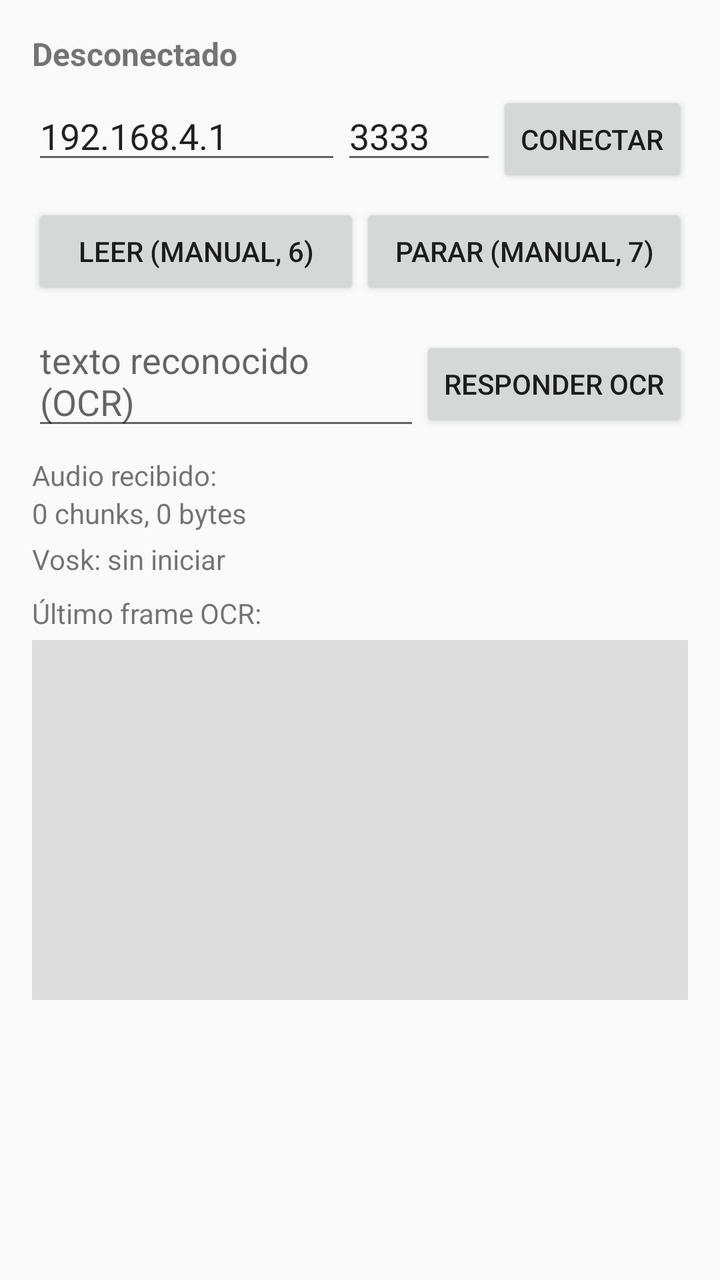
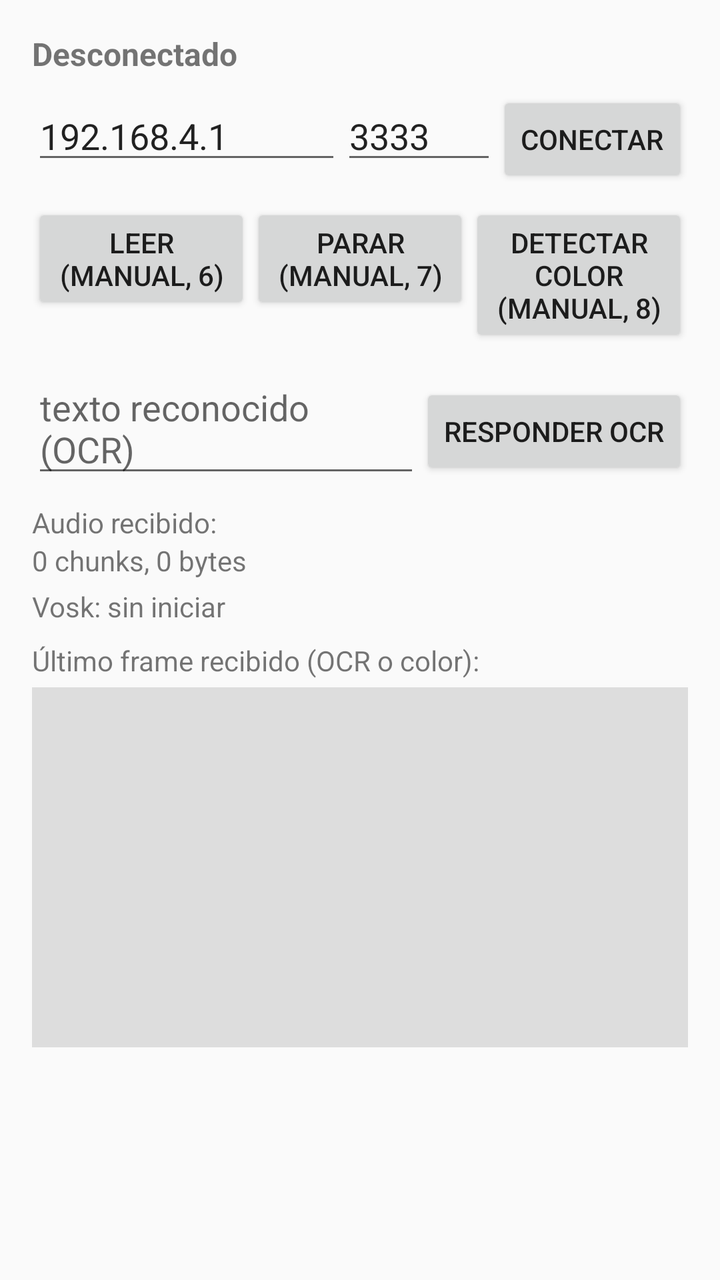

Two renders of the same Android screen: before a commit and after it. Below are the layout's source before the change and the commit's diff.
<!-- AndroidManifest.xml: application theme android:Theme.Material.Light -->
<!-- res/layout/activity_main.xml -->
<?xml version="1.0" encoding="utf-8"?>
<LinearLayout xmlns:android="http://schemas.android.com/apk/res/android"
    android:layout_width="match_parent"
    android:layout_height="match_parent"
    android:orientation="vertical"
    android:padding="16dp">

    <TextView
        android:id="@+id/statusText"
        android:layout_width="match_parent"
        android:layout_height="wrap_content"
        android:text="Desconectado"
        android:textStyle="bold"
        android:textSize="16sp" />

    <LinearLayout
        android:layout_width="match_parent"
        android:layout_height="wrap_content"
        android:orientation="horizontal"
        android:layout_marginTop="8dp">

        <EditText
            android:id="@+id/hostInput"
            android:layout_width="0dp"
            android:layout_height="wrap_content"
            android:layout_weight="2"
            android:text="192.168.4.1"
            android:inputType="text" />

        <EditText
            android:id="@+id/portInput"
            android:layout_width="0dp"
            android:layout_height="wrap_content"
            android:layout_weight="1"
            android:text="3333"
            android:inputType="number" />

        <Button
            android:id="@+id/connectButton"
            android:layout_width="wrap_content"
            android:layout_height="wrap_content"
            android:text="Conectar" />
    </LinearLayout>

    <LinearLayout
        android:layout_width="match_parent"
        android:layout_height="wrap_content"
        android:orientation="horizontal"
        android:layout_marginTop="8dp">

        <Button
            android:id="@+id/startReadingButton"
            android:layout_width="0dp"
            android:layout_height="wrap_content"
            android:layout_weight="1"
            android:text="leer (manual, 6)" />

        <Button
            android:id="@+id/stopReadingButton"
            android:layout_width="0dp"
            android:layout_height="wrap_content"
            android:layout_weight="1"
            android:text="parar (manual, 7)" />
    </LinearLayout>

    <LinearLayout
        android:layout_width="match_parent"
        android:layout_height="wrap_content"
        android:orientation="horizontal"
        android:layout_marginTop="8dp">

        <EditText
            android:id="@+id/ocrTextInput"
            android:layout_width="0dp"
            android:layout_height="wrap_content"
            android:layout_weight="1"
            android:hint="texto reconocido (OCR)" />

        <Button
            android:id="@+id/ocrReplyButton"
            android:layout_width="wrap_content"
            android:layout_height="wrap_content"
            android:text="Responder OCR" />
    </LinearLayout>

    <TextView
        android:layout_width="match_parent"
        android:layout_height="wrap_content"
        android:layout_marginTop="8dp"
        android:text="Audio recibido:" />

    <TextView
        android:id="@+id/audioStatsText"
        android:layout_width="match_parent"
        android:layout_height="wrap_content"
        android:text="0 chunks, 0 bytes" />

    <TextView
        android:id="@+id/voiceStatusText"
        android:layout_width="match_parent"
        android:layout_height="wrap_content"
        android:layout_marginTop="4dp"
        android:text="Vosk: sin iniciar" />

    <TextView
        android:layout_width="match_parent"
        android:layout_height="wrap_content"
        android:layout_marginTop="8dp"
        android:text="Último frame OCR:" />

    <ImageView
        android:id="@+id/ocrPreviewImage"
        android:layout_width="match_parent"
        android:layout_height="180dp"
        android:layout_marginTop="4dp"
        android:background="#DDDDDD"
        android:scaleType="fitCenter"
        android:contentDescription="Último frame capturado para OCR" />

    <ScrollView
        android:layout_width="match_parent"
        android:layout_height="0dp"
        android:layout_weight="1"
        android:layout_marginTop="8dp">

        <TextView
            android:id="@+id/logText"
            android:layout_width="match_parent"
            android:layout_height="wrap_content"
            android:fontFamily="monospace"
            android:textIsSelectable="true"
            android:textSize="12sp" />
    </ScrollView>

</LinearLayout>
<!-- resources referenced by this layout -->
<resources>

</resources>

<!-- the commit's change to res/layout/activity_main.xml (unified diff, before → after) -->
@@ -61,6 +61,13 @@
             android:layout_height="wrap_content"
             android:layout_weight="1"
             android:text="parar (manual, 7)" />
+
+        <Button
+            android:id="@+id/detectColorButton"
+            android:layout_width="0dp"
+            android:layout_height="wrap_content"
+            android:layout_weight="1"
+            android:text="detectar color (manual, 8)" />
     </LinearLayout>
 
     <LinearLayout
@@ -106,7 +113,7 @@
         android:layout_width="match_parent"
         android:layout_height="wrap_content"
         android:layout_marginTop="8dp"
-        android:text="Último frame OCR:" />
+        android:text="Último frame recibido (OCR o color):" />
 
     <ImageView
         android:id="@+id/ocrPreviewImage"
@@ -115,7 +122,7 @@
         android:layout_marginTop="4dp"
         android:background="#DDDDDD"
         android:scaleType="fitCenter"
-        android:contentDescription="Último frame capturado para OCR" />
+        android:contentDescription="Último frame capturado para OCR o detección de color" />
 
     <ScrollView
         android:layout_width="match_parent"
